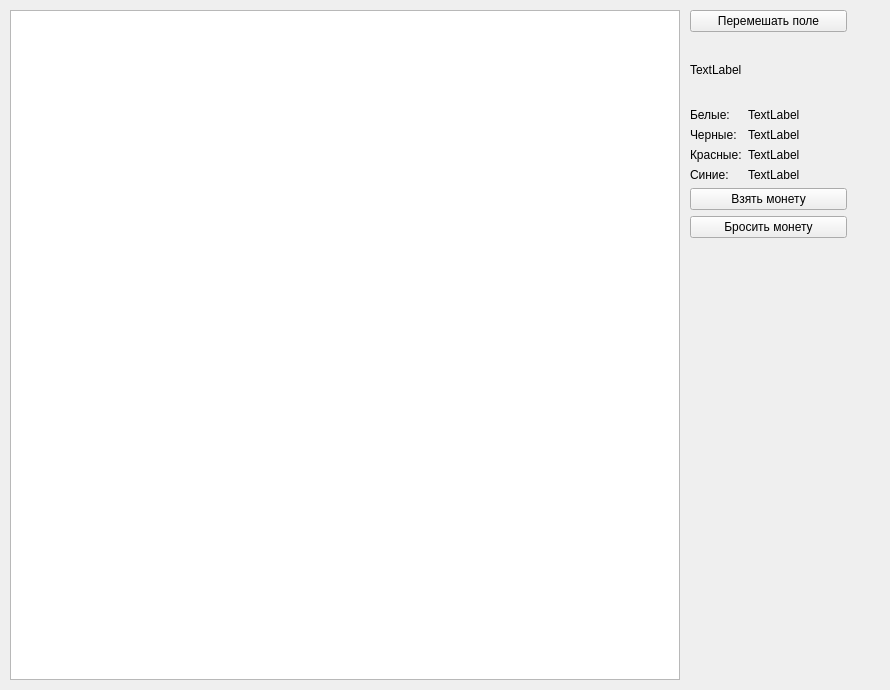
Above: game.ui from Vaness23/Jackal before the change. Below: the same form after it.
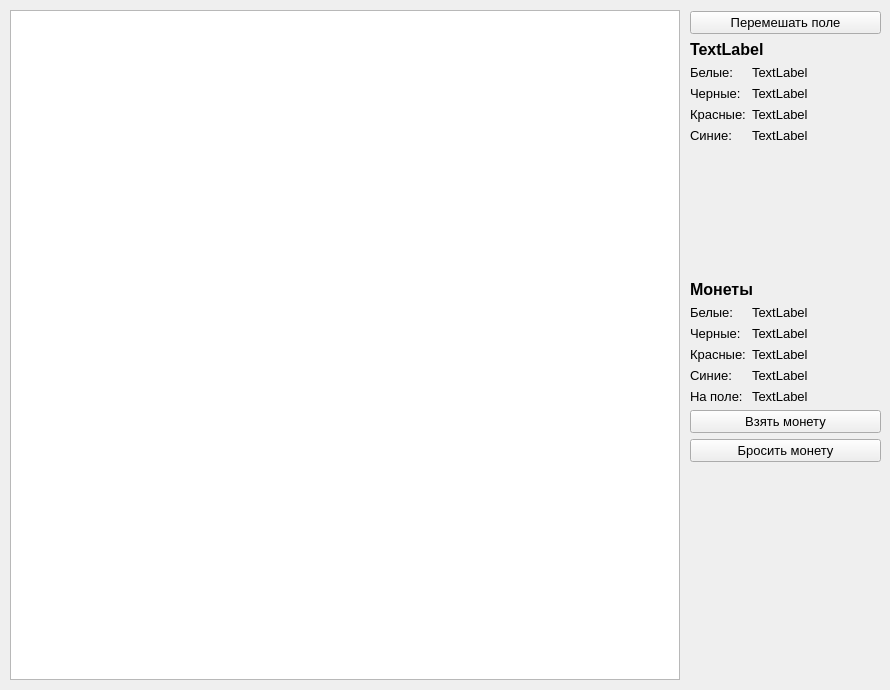
That is the form after the change.

Diff of the .ui file:
```diff
--- a/game.ui
+++ b/game.ui
@@ -27,14 +27,19 @@
    <property name="geometry">
     <rect>
      <x>690</x>
-     <y>10</y>
-     <width>157</width>
-     <height>228</height>
+     <y>11</y>
+     <width>191</width>
+     <height>451</height>
     </rect>
    </property>
    <layout class="QVBoxLayout" name="verticalLayout">
     <item>
      <widget class="QPushButton" name="shuffleBtn">
+      <property name="font">
+       <font>
+        <pointsize>10</pointsize>
+       </font>
+      </property>
       <property name="text">
        <string>Перемешать поле</string>
       </property>
@@ -42,6 +47,13 @@
     </item>
     <item>
      <widget class="QLabel" name="turnLbl">
+      <property name="font">
+       <font>
+        <pointsize>12</pointsize>
+        <weight>75</weight>
+        <bold>true</bold>
+       </font>
+      </property>
       <property name="text">
        <string>TextLabel</string>
       </property>
@@ -51,6 +63,11 @@
      <layout class="QFormLayout" name="formLayout">
       <item row="0" column="0">
        <widget class="QLabel" name="label">
+        <property name="font">
+         <font>
+          <pointsize>10</pointsize>
+         </font>
+        </property>
         <property name="text">
          <string>Белые:</string>
         </property>
@@ -58,6 +75,11 @@
       </item>
       <item row="0" column="1">
        <widget class="QLabel" name="whitePiratesLabel">
+        <property name="font">
+         <font>
+          <pointsize>10</pointsize>
+         </font>
+        </property>
         <property name="text">
          <string>TextLabel</string>
         </property>
@@ -65,6 +87,11 @@
       </item>
       <item row="1" column="1">
        <widget class="QLabel" name="blackPiratesLabel">
+        <property name="font">
+         <font>
+          <pointsize>10</pointsize>
+         </font>
+        </property>
         <property name="text">
          <string>TextLabel</string>
         </property>
@@ -72,6 +99,11 @@
       </item>
       <item row="2" column="0">
        <widget class="QLabel" name="label_3">
+        <property name="font">
+         <font>
+          <pointsize>10</pointsize>
+         </font>
+        </property>
         <property name="text">
          <string>Красные:</string>
         </property>
@@ -79,6 +111,11 @@
       </item>
       <item row="2" column="1">
        <widget class="QLabel" name="redPiratesLabel">
+        <property name="font">
+         <font>
+          <pointsize>10</pointsize>
+         </font>
+        </property>
         <property name="text">
          <string>TextLabel</string>
         </property>
@@ -86,6 +123,11 @@
       </item>
       <item row="3" column="0">
        <widget class="QLabel" name="label_4">
+        <property name="font">
+         <font>
+          <pointsize>10</pointsize>
+         </font>
+        </property>
         <property name="text">
          <string>Синие:</string>
         </property>
@@ -93,6 +135,11 @@
       </item>
       <item row="3" column="1">
        <widget class="QLabel" name="bluePiratesLabel">
+        <property name="font">
+         <font>
+          <pointsize>10</pointsize>
+         </font>
+        </property>
         <property name="text">
          <string>TextLabel</string>
         </property>
@@ -100,6 +147,11 @@
       </item>
       <item row="1" column="0">
        <widget class="QLabel" name="label_2">
+        <property name="font">
+         <font>
+          <pointsize>10</pointsize>
+         </font>
+        </property>
         <property name="text">
          <string>Черные:</string>
         </property>
@@ -107,8 +159,164 @@
       </item>
      </layout>
     </item>
+    <item>
+     <spacer name="verticalSpacer">
+      <property name="orientation">
+       <enum>Qt::Vertical</enum>
+      </property>
+      <property name="sizeHint" stdset="0">
+       <size>
+        <width>20</width>
+        <height>40</height>
+       </size>
+      </property>
+     </spacer>
+    </item>
+    <item>
+     <widget class="QLabel" name="label_5">
+      <property name="font">
+       <font>
+        <pointsize>12</pointsize>
+        <weight>75</weight>
+        <bold>true</bold>
+       </font>
+      </property>
+      <property name="text">
+       <string>Монеты</string>
+      </property>
+     </widget>
+    </item>
+    <item>
+     <layout class="QFormLayout" name="formLayout_2">
+      <item row="0" column="0">
+       <widget class="QLabel" name="label_6">
+        <property name="font">
+         <font>
+          <pointsize>10</pointsize>
+         </font>
+        </property>
+        <property name="text">
+         <string>Белые:</string>
+        </property>
+       </widget>
+      </item>
+      <item row="0" column="1">
+       <widget class="QLabel" name="whiteCoinsLbl">
+        <property name="font">
+         <font>
+          <pointsize>10</pointsize>
+         </font>
+        </property>
+        <property name="text">
+         <string>TextLabel</string>
+        </property>
+       </widget>
+      </item>
+      <item row="1" column="1">
+       <widget class="QLabel" name="blackCoinsLbl">
+        <property name="font">
+         <font>
+          <pointsize>10</pointsize>
+         </font>
+        </property>
+        <property name="text">
+         <string>TextLabel</string>
+        </property>
+       </widget>
+      </item>
+      <item row="2" column="0">
+       <widget class="QLabel" name="label_7">
+        <property name="font">
+         <font>
+          <pointsize>10</pointsize>
+         </font>
+        </property>
+        <property name="text">
+         <string>Красные:</string>
+        </property>
+       </widget>
+      </item>
+      <item row="2" column="1">
+       <widget class="QLabel" name="redCoinsLbl">
+        <property name="font">
+         <font>
+          <pointsize>10</pointsize>
+         </font>
+        </property>
+        <property name="text">
+         <string>TextLabel</string>
+        </property>
+       </widget>
+      </item>
+      <item row="3" column="0">
+       <widget class="QLabel" name="label_8">
+        <property name="font">
+         <font>
+          <pointsize>10</pointsize>
+         </font>
+        </property>
+        <property name="text">
+         <string>Синие:</string>
+        </property>
+       </widget>
+      </item>
+      <item row="3" column="1">
+       <widget class="QLabel" name="blueCoinsLbl">
+        <property name="font">
+         <font>
+          <pointsize>10</pointsize>
+         </font>
+        </property>
+        <property name="text">
+         <string>TextLabel</string>
+        </property>
+       </widget>
+      </item>
+      <item row="1" column="0">
+       <widget class="QLabel" name="label_9">
+        <property name="font">
+         <font>
+          <pointsize>10</pointsize>
+         </font>
+        </property>
+        <property name="text">
+         <string>Черные:</string>
+        </property>
+       </widget>
+      </item>
+      <item row="4" column="0">
+       <widget class="QLabel" name="label_10">
+        <property name="font">
+         <font>
+          <pointsize>10</pointsize>
+         </font>
+        </property>
+        <property name="text">
+         <string>На поле:</string>
+        </property>
+       </widget>
+      </item>
+      <item row="4" column="1">
+       <widget class="QLabel" name="totalCoinsLbl">
+        <property name="font">
+         <font>
+          <pointsize>10</pointsize>
+         </font>
+        </property>
+        <property name="text">
+         <string>TextLabel</string>
+        </property>
+       </widget>
+      </item>
+     </layout>
+    </item>
     <item>
      <widget class="QPushButton" name="pickUpCoinButton">
+      <property name="font">
+       <font>
+        <pointsize>10</pointsize>
+       </font>
+      </property>
       <property name="text">
        <string>Взять монету</string>
       </property>
@@ -116,6 +324,11 @@
     </item>
     <item>
      <widget class="QPushButton" name="dropCoinButton">
+      <property name="font">
+       <font>
+        <pointsize>10</pointsize>
+       </font>
+      </property>
       <property name="text">
        <string>Бросить монету</string>
       </property>
```
